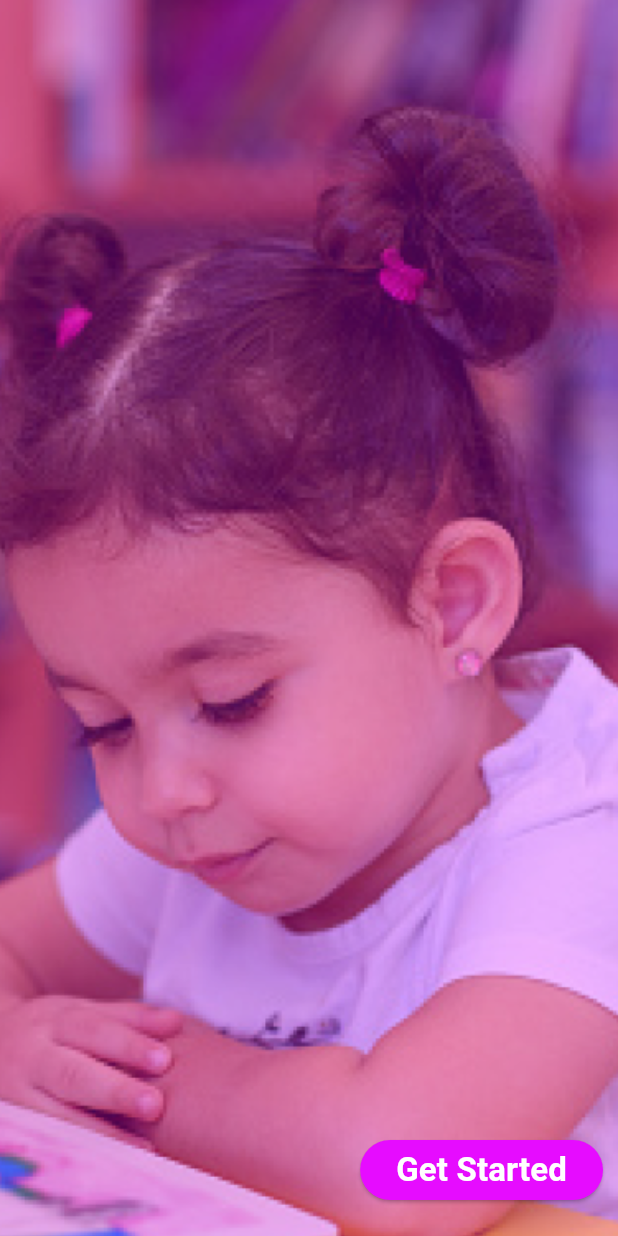
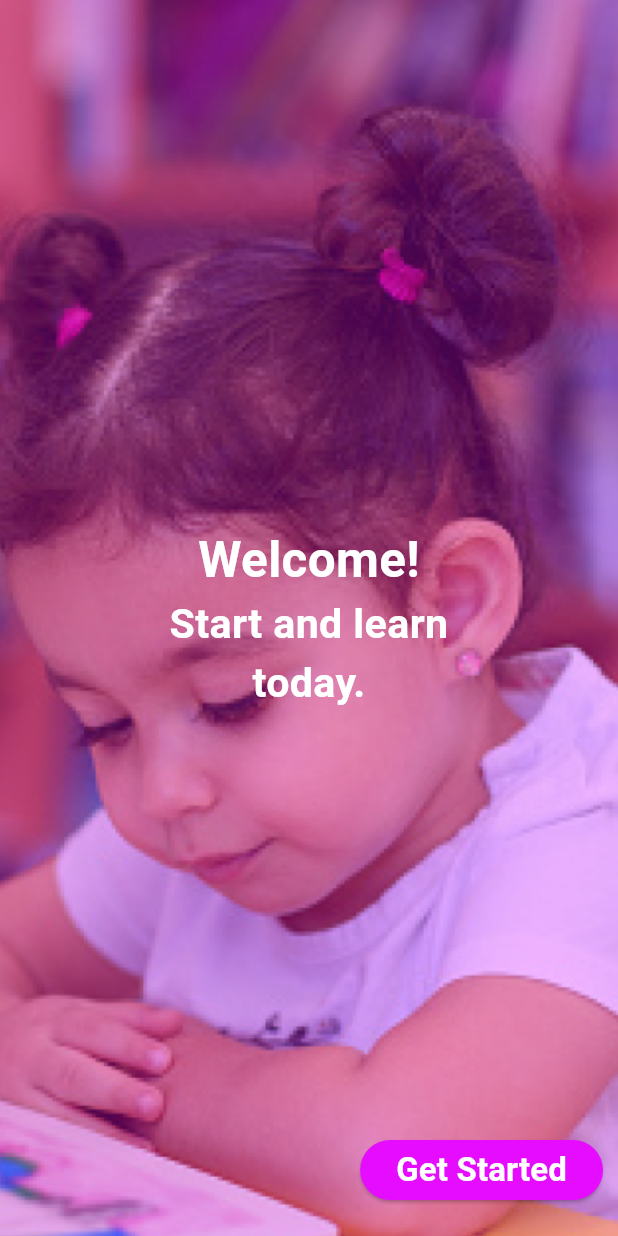
Before and after one commit to Hutty10/bjayedu, a Flutter app: the screen it shows once a user with an empty profile is signed in, on a phone screen of 412 x 824 dp. Run offline on Flutter 3.47's test engine with Material 2 defaults, Android fonts, the phone set to English and light mode, and no system bars; our stand-ins replace cloud_firestore, firebase_auth, firebase_core, flutter_riverpod, flutter_screenutil, go_router; accounts and stored records are empty.

Commit message:
finished get started page

```diff
--- a/lib/views/get_started.dart
+++ b/lib/views/get_started.dart
@@ -1,5 +1,6 @@
 import 'package:bjayedu/routers/route_export.dart';
 import 'package:flutter/material.dart';
+import 'package:flutter_screenutil/flutter_screenutil.dart';
 import 'package:go_router/go_router.dart';
 
 class GetStartedView extends StatelessWidget {
@@ -21,6 +22,30 @@ class GetStartedView extends StatelessWidget {
           ),
           Container(
             color: const Color(0xffE60CFF).withOpacity(.3),
+          ),
+          Center(
+            child: Column(
+              mainAxisSize: MainAxisSize.min,
+              children: [
+                Text(
+                  'Welcome!',
+                  style: TextStyle(
+                    color: Colors.white,
+                    fontSize: 30.sp,
+                    fontWeight: FontWeight.w700,
+                  ),
+                ),
+                Text(
+                  'Start and learn\ntoday.',
+                  textAlign: TextAlign.center,
+                  style: TextStyle(
+                    color: Colors.white,
+                    fontSize: 25.sp,
+                    fontWeight: FontWeight.w600,
+                  ),
+                ),
+              ],
+            ),
           ),
           Positioned(
             bottom: 20,
```
